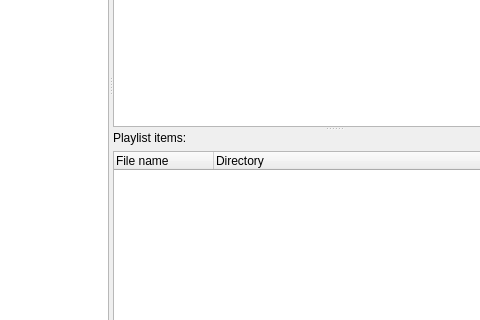
Above: src/mkvtoolnix-gui/forms/merge/select_playlist_dialog.ui from jpsdr/MKVToolnix-Windows-7 before the change; both pictures show x 344 to 824 and y 222 to 542 of the 909 by 641 pixel window. Below: the same form after it.
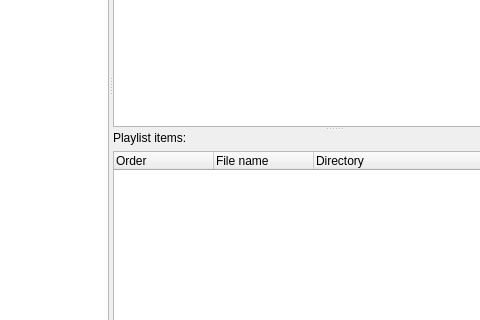
That is the form after the change.

Commit message: GUI: merge → playlist selection: sort playlist items by position in playlist by default

Diff of the .ui file:
```diff
--- a/src/mkvtoolnix-gui/forms/merge/select_playlist_dialog.ui
+++ b/src/mkvtoolnix-gui/forms/merge/select_playlist_dialog.ui
@@ -226,6 +226,11 @@
              <property name="selectionBehavior">
               <enum>QAbstractItemView::SelectRows</enum>
              </property>
+             <column>
+              <property name="text">
+               <string>Order</string>
+              </property>
+             </column>
              <column>
               <property name="text">
                <string>File name</string>
```
The commit also changes 2 other files.
